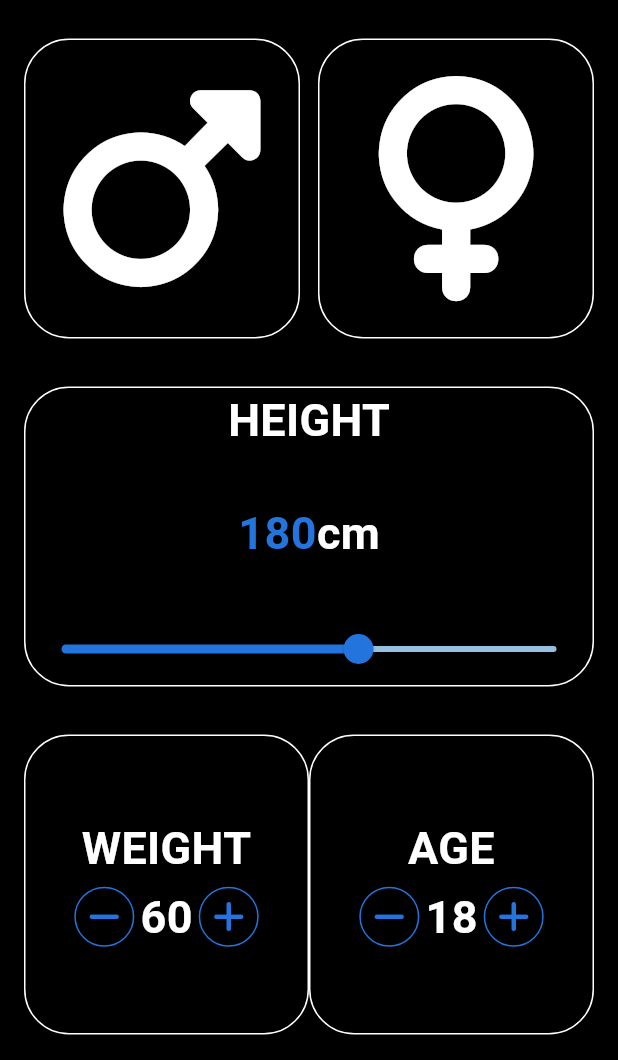
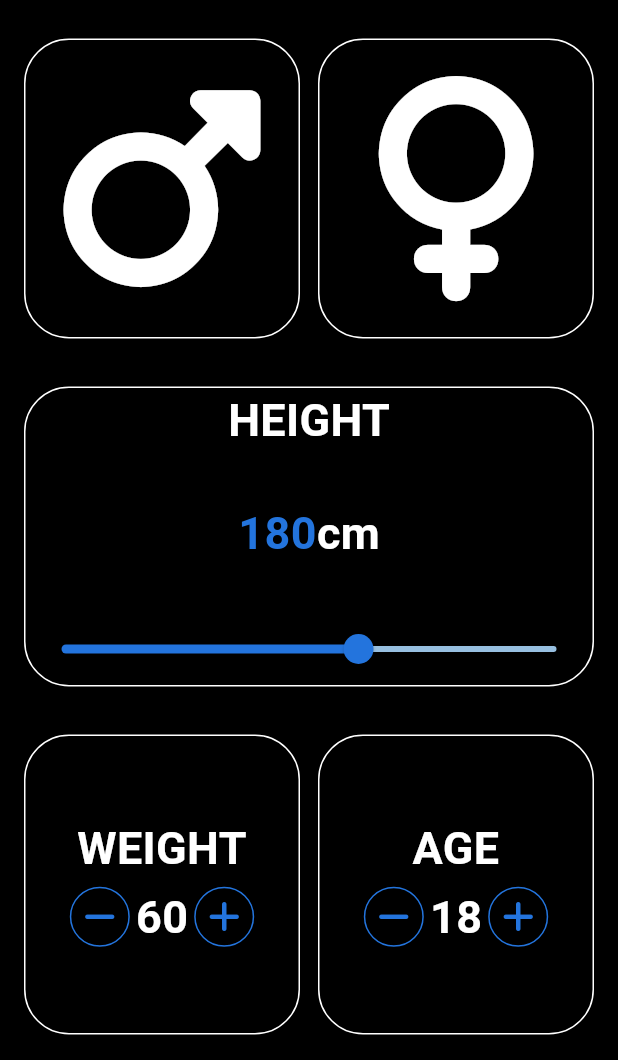
Before and after one commit to alexmortelsison/Health-Pro-BMI-Calculator, a Flutter app: the BMIScreen screen opened directly, on a phone screen of 412 x 824 dp, the part 176-1236 px from its top. Run offline on Flutter 3.47's test engine with Material 3 defaults, Android fonts, the phone set to English and light mode, and no system bars; our stand-ins replace font_awesome_flutter.

Commit message:
fixed bug

```diff
--- a/lib/screens/bmi_screen.dart
+++ b/lib/screens/bmi_screen.dart
@@ -172,6 +172,9 @@ class _BMIScreenState extends State<BMIScreen> {
                       });
                     },
                   ),
+                  const SizedBox(
+                    width: 12,
+                  ),
                   ReusableCard2(
                     label: 'AGE',
                     value: age,
```
